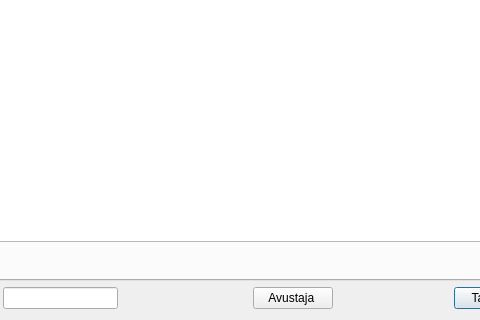
Qt form kitupiikki/kirjaus/kirjaus.ui (artoh/kitupiikki) before a commit; both pictures show x 99 to 579 and y 84 to 404 of the 816 by 404 pixel window.
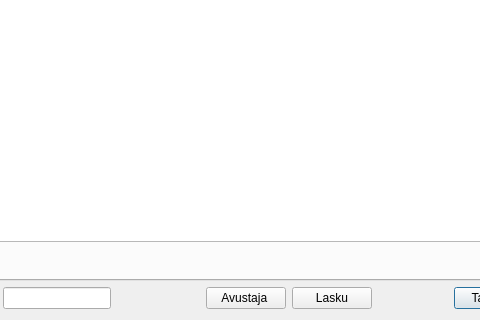
The same form after that commit. Icons and pictures are not drawn.

```diff
--- a/kitupiikki/kirjaus/kirjaus.ui
+++ b/kitupiikki/kirjaus/kirjaus.ui
@@ -343,6 +343,17 @@
        </property>
       </widget>
      </item>
+     <item>
+      <widget class="QPushButton" name="laskuNappi">
+       <property name="text">
+        <string>Lasku</string>
+       </property>
+       <property name="icon">
+        <iconset resource="../pic/pic.qrc">
+         <normaloff>:/pic/kansiossa.png</normaloff>:/pic/kansiossa.png</iconset>
+       </property>
+      </widget>
+     </item>
      <item>
       <spacer name="horizontalSpacer">
        <property name="orientation">
```
